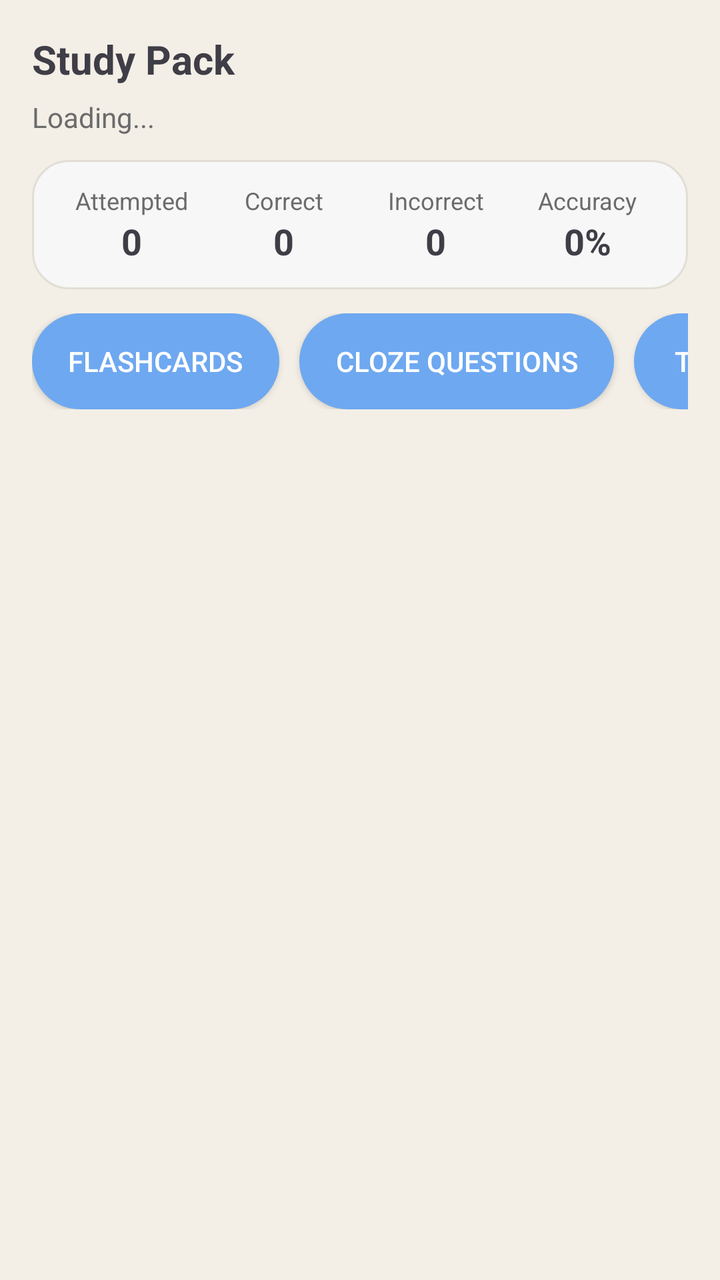
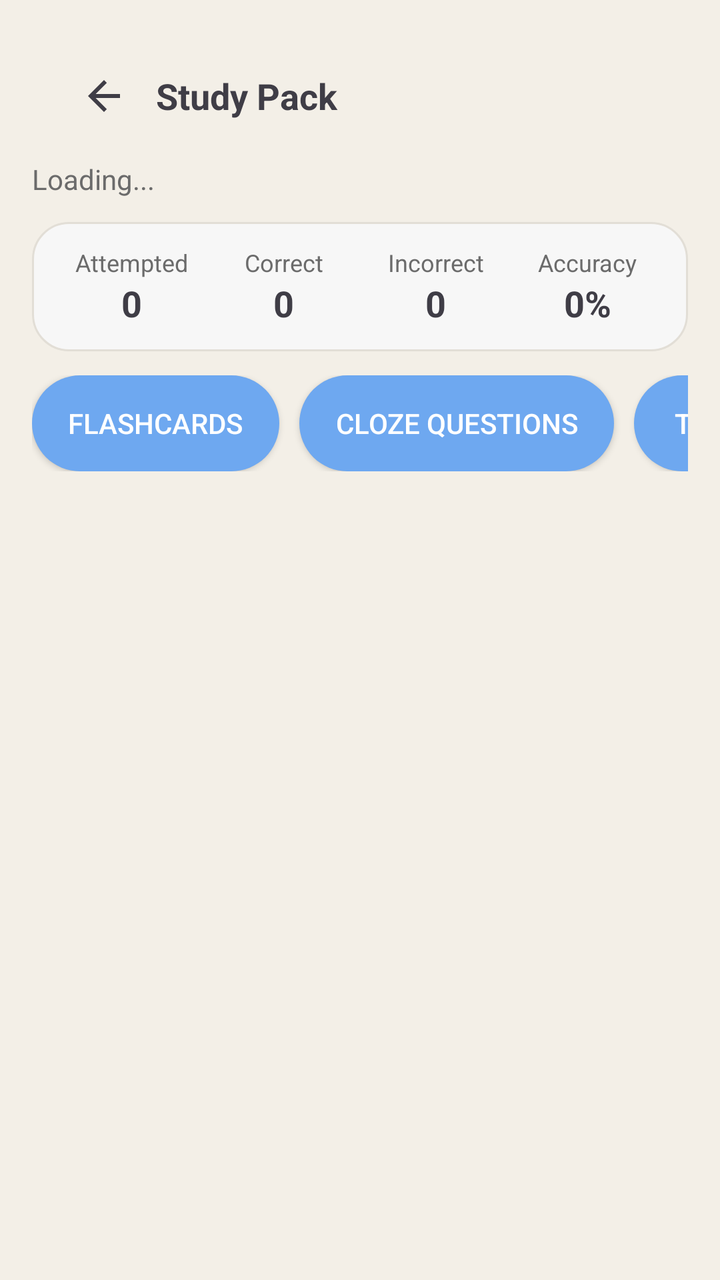

Compare the two renders of this Android layout. The source of the first and the diff that turns it into the second are given below.
<!-- AndroidManifest.xml: application theme Theme.FinalYearProject -->
<!-- res/layout/activity_study_pack.xml -->
<?xml version="1.0" encoding="utf-8"?>
<LinearLayout xmlns:android="http://schemas.android.com/apk/res/android"
    xmlns:app="http://schemas.android.com/apk/res-auto"
    android:layout_width="match_parent"
    android:layout_height="match_parent"
    android:orientation="vertical"
    android:padding="16dp"
    android:background="@color/study_screen_bg">

    <TextView
        android:id="@+id/studyPackTitleTV"
        android:layout_width="match_parent"
        android:layout_height="wrap_content"
        android:text="Study Pack"
        android:textSize="20sp"
        android:textStyle="bold"
        android:textColor="@color/study_text_primary"
        android:paddingBottom="6dp" />

    <TextView
        android:id="@+id/studyPackStatusTV"
        android:layout_width="match_parent"
        android:layout_height="wrap_content"
        android:text="Loading..."
        android:textSize="14sp"
        android:textColor="@color/study_text_secondary"
        android:paddingBottom="12dp" />

    <LinearLayout
        android:id="@+id/statsBarLayout"
        android:layout_width="match_parent"
        android:layout_height="wrap_content"
        android:orientation="horizontal"
        android:background="@drawable/study_card_background"
        android:padding="12dp"
        android:layout_marginBottom="12dp"
        android:gravity="center">

        <LinearLayout
            android:layout_width="0dp"
            android:layout_height="wrap_content"
            android:layout_weight="1"
            android:orientation="vertical"
            android:gravity="center">

            <TextView
                android:layout_width="wrap_content"
                android:layout_height="wrap_content"
                android:text="Attempted"
                android:textSize="12sp"
                android:textColor="@color/study_text_secondary" />

            <TextView
                android:id="@+id/statsAttemptedTv"
                android:layout_width="wrap_content"
                android:layout_height="wrap_content"
                android:text="0"
                android:textSize="18sp"
                android:textStyle="bold"
                android:textColor="@color/study_text_primary" />
        </LinearLayout>

        <LinearLayout
            android:layout_width="0dp"
            android:layout_height="wrap_content"
            android:layout_weight="1"
            android:orientation="vertical"
            android:gravity="center">

            <TextView
                android:layout_width="wrap_content"
                android:layout_height="wrap_content"
                android:text="Correct"
                android:textSize="12sp"
                android:textColor="@color/study_text_secondary" />

            <TextView
                android:id="@+id/statsCorrectTv"
                android:layout_width="wrap_content"
                android:layout_height="wrap_content"
                android:text="0"
                android:textSize="18sp"
                android:textStyle="bold"
                android:textColor="@color/study_text_primary" />
        </LinearLayout>

        <LinearLayout
            android:layout_width="0dp"
            android:layout_height="wrap_content"
            android:layout_weight="1"
            android:orientation="vertical"
            android:gravity="center">

            <TextView
                android:layout_width="wrap_content"
                android:layout_height="wrap_content"
                android:text="Incorrect"
                android:textSize="12sp"
                android:textColor="@color/study_text_secondary" />

            <TextView
                android:id="@+id/statsIncorrectTv"
                android:layout_width="wrap_content"
                android:layout_height="wrap_content"
                android:text="0"
                android:textSize="18sp"
                android:textStyle="bold"
                android:textColor="@color/study_text_primary" />
        </LinearLayout>

        <LinearLayout
            android:layout_width="0dp"
            android:layout_height="wrap_content"
            android:layout_weight="1"
            android:orientation="vertical"
            android:gravity="center">

            <TextView
                android:layout_width="wrap_content"
                android:layout_height="wrap_content"
                android:text="Accuracy"
                android:textSize="12sp"
                android:textColor="@color/study_text_secondary" />

            <TextView
                android:id="@+id/statsAccuracyTv"
                android:layout_width="wrap_content"
                android:layout_height="wrap_content"
                android:text="0%"
                android:textSize="18sp"
                android:textStyle="bold"
                android:textColor="@color/study_text_primary" />
        </LinearLayout>

    </LinearLayout>

    <ProgressBar
        android:id="@+id/studyPackProgress"
        android:layout_width="wrap_content"
        android:layout_height="wrap_content"
        android:layout_gravity="center_horizontal"
        android:visibility="gone" />

    <HorizontalScrollView
        android:id="@+id/studyPackTabsScroll"
        android:layout_width="match_parent"
        android:layout_height="wrap_content"
        android:scrollbars="none"
        android:fillViewport="false"
        android:layout_marginBottom="12dp">

        <LinearLayout
            android:layout_width="wrap_content"
            android:layout_height="wrap_content"
            android:orientation="horizontal">

            <androidx.appcompat.widget.AppCompatButton
                android:id="@+id/btnFlashcards"
                android:layout_width="wrap_content"
                android:layout_height="wrap_content"
                android:layout_marginEnd="10dp"
                android:minWidth="120dp"
                android:minHeight="48dp"
                android:paddingStart="18dp"
                android:paddingEnd="18dp"
                android:paddingTop="10dp"
                android:paddingBottom="10dp"
                android:text="Flashcards"
                android:background="@drawable/study_tab_unselected"
                android:textColor="@android:color/white" />

            <androidx.appcompat.widget.AppCompatButton
                android:id="@+id/btnCloze"
                android:layout_width="wrap_content"
                android:layout_height="wrap_content"
                android:layout_marginEnd="10dp"
                android:minWidth="120dp"
                android:minHeight="48dp"
                android:paddingStart="18dp"
                android:paddingEnd="18dp"
                android:paddingTop="10dp"
                android:paddingBottom="10dp"
                android:text="Cloze Questions"
                android:background="@drawable/study_tab_unselected"
                android:textColor="@android:color/white" />

            <androidx.appcompat.widget.AppCompatButton
                android:id="@+id/btnTrueFalse"
                android:layout_width="wrap_content"
                android:layout_height="wrap_content"
                android:layout_marginEnd="10dp"
                android:minWidth="120dp"
                android:minHeight="48dp"
                android:paddingStart="18dp"
                android:paddingEnd="18dp"
                android:paddingTop="10dp"
                android:paddingBottom="10dp"
                android:text="True/False"
                android:background="@drawable/study_tab_unselected"
                android:textColor="@android:color/white" />

            <androidx.appcompat.widget.AppCompatButton
                android:id="@+id/btnMcq"
                android:layout_width="wrap_content"
                android:layout_height="wrap_content"
                android:layout_marginEnd="10dp"
                android:minWidth="120dp"
                android:minHeight="48dp"
                android:paddingStart="18dp"
                android:paddingEnd="18dp"
                android:paddingTop="10dp"
                android:paddingBottom="10dp"
                android:text="MCQ's"
                android:background="@drawable/study_tab_unselected"
                android:textColor="@android:color/white" />

            <androidx.appcompat.widget.AppCompatButton
                android:id="@+id/btnMatching"
                android:layout_width="wrap_content"
                android:layout_height="wrap_content"
                android:layout_marginEnd="10dp"
                android:minWidth="120dp"
                android:minHeight="48dp"
                android:paddingStart="18dp"
                android:paddingEnd="18dp"
                android:paddingTop="10dp"
                android:paddingBottom="10dp"
                android:text="Matching Pairs"
                android:background="@drawable/study_tab_unselected"
                android:textColor="@android:color/white" />
        </LinearLayout>
    </HorizontalScrollView>

    <TextView
        android:id="@+id/pagerCounterTV"
        android:layout_width="wrap_content"
        android:layout_height="wrap_content"
        android:text="Item 1 of 1"
        android:textSize="14sp"
        android:textColor="@color/study_text_secondary"
        android:paddingBottom="10dp"
        android:visibility="gone" />

    <androidx.viewpager2.widget.ViewPager2
        android:id="@+id/studyViewPager"
        android:layout_width="match_parent"
        android:layout_height="0dp"
        android:layout_weight="1"
        android:visibility="gone" />

    <androidx.recyclerview.widget.RecyclerView
        android:id="@+id/studyPackRecyclerView"
        android:layout_width="match_parent"
        android:layout_height="0dp"
        android:layout_weight="1"
        android:visibility="visible" />

    <LinearLayout
        android:id="@+id/matchingGameContainer"
        android:layout_width="match_parent"
        android:layout_height="0dp"
        android:layout_weight="1"
        android:orientation="vertical"
        android:visibility="gone">

        <TextView
            android:id="@+id/matchingProgressTV"
            android:layout_width="wrap_content"
            android:layout_height="wrap_content"
            android:text="Matched 0 of 0"
            android:textSize="14sp"
            android:textColor="@color/study_text_secondary"
            android:paddingBottom="10dp" />

        <androidx.recyclerview.widget.RecyclerView
            android:id="@+id/matchingUnmatchedRecyclerView"
            android:layout_width="match_parent"
            android:layout_height="0dp"
            android:layout_weight="1"
            android:overScrollMode="never" />

        <TextView
            android:id="@+id/matchingDoneLabelTV"
            android:layout_width="wrap_content"
            android:layout_height="wrap_content"
            android:text="Matched Pairs"
            android:textStyle="bold"
            android:textSize="15sp"
            android:textColor="@color/study_text_primary"
            android:paddingTop="12dp"
            android:paddingBottom="8dp" />

        <androidx.recyclerview.widget.RecyclerView
            android:id="@+id/matchingDoneRecyclerView"
            android:layout_width="match_parent"
            android:layout_height="180dp"
            android:overScrollMode="never" />
    </LinearLayout>
</LinearLayout>
<!-- resources referenced by this layout -->
<resources>
  <color name="study_screen_bg">#F3EFE7</color>
  <color name="study_text_primary">#3F3D46</color>
  <color name="study_text_secondary">#6B6B6B</color>
  <!-- drawable study_card_background (drawable) -->
  <shape xmlns:android="http://schemas.android.com/apk/res/android">
      <solid android:color="@color/study_card_bg" />
      <corners android:radius="18dp" />
      <stroke
          android:width="1dp"
          android:color="#E2DED6" />
  </shape>
  <!-- drawable study_tab_unselected (drawable) -->
  <shape xmlns:android="http://schemas.android.com/apk/res/android">
      <solid android:color="@color/study_tab_unselected" />
      <corners android:radius="24dp" />
  </shape>
  <style name="Theme.FinalYearProject" parent="Theme.Material3.DayNight.NoActionBar">
          <item name="colorPrimary">@color/md_primary</item>
          <item name="colorSecondary">@color/md_secondary</item>
          <item name="colorTertiary">@color/md_tertiary</item>
  
          <item name="android:colorBackground">@color/md_background</item>
          <item name="colorSurface">@color/md_surface</item>
          <item name="colorOutline">@color/md_outline</item>
  
          <item name="colorOnPrimary">@color/md_onPrimary</item>
          <item name="colorOnSecondary">@color/md_onSecondary</item>
          <item name="colorOnSurface">@color/md_onSurface</item>
      </style>
  <color name="study_card_bg">#F7F7F7</color>
  <color name="study_tab_unselected">#6EA8F0</color>
  <color name="md_primary">#7FBF9B</color>
  <color name="md_secondary">#5F9E86</color>
  <color name="md_tertiary">#B9A6D3</color>
  <color name="md_background">#F6F1E8</color>
  <color name="md_surface">#FBF7F0</color>
  <color name="md_outline">#D7D0C5</color>
  <color name="md_onPrimary">#FFFFFF</color>
  <color name="md_onSecondary">#FFFFFF</color>
  <color name="md_onSurface">#1E1E1E</color>
</resources>

<!-- the commit's change to res/layout/activity_study_pack.xml (unified diff, before → after) -->
@@ -7,15 +7,47 @@
     android:padding="16dp"
     android:background="@color/study_screen_bg">
 
-    <TextView
-        android:id="@+id/studyPackTitleTV"
-        android:layout_width="match_parent"
-        android:layout_height="wrap_content"
-        android:text="Study Pack"
-        android:textSize="20sp"
-        android:textStyle="bold"
-        android:textColor="@color/study_text_primary"
-        android:paddingBottom="6dp" />
+    <androidx.appcompat.widget.Toolbar
+        android:id="@+id/studyToolbar"
+        android:layout_width="match_parent"
+        android:layout_height="wrap_content"
+        android:background="@color/study_screen_bg"
+        android:minHeight="?attr/actionBarSize"
+        android:paddingStart="4dp"
+        android:paddingEnd="8dp">
+
+        <LinearLayout
+            android:layout_width="match_parent"
+            android:layout_height="wrap_content"
+            android:orientation="horizontal"
+            android:gravity="center_vertical">
+
+            <ImageButton
+                android:id="@+id/toolbarBackBtn"
+                android:layout_width="40dp"
+                android:layout_height="40dp"
+                android:layout_marginEnd="2dp"
+                android:background="?attr/selectableItemBackgroundBorderless"
+                android:contentDescription="Back"
+                android:padding="8dp"
+                android:src="@drawable/ic_arrow_back"
+                app:tint="@color/study_text_primary" />
+
+            <TextView
+                android:id="@+id/toolbarTitle"
+                android:layout_width="0dp"
+                android:layout_height="wrap_content"
+                android:layout_weight="1"
+                android:layout_marginStart="4dp"
+                android:ellipsize="end"
+                android:maxLines="1"
+                android:text="Study Pack"
+                android:textColor="@color/study_text_primary"
+                android:textSize="18sp"
+                android:textStyle="bold" />
+        </LinearLayout>
+
+    </androidx.appcompat.widget.Toolbar>
 
     <TextView
         android:id="@+id/studyPackStatusTV"
<!-- resource entries referenced after the edit -->
@@ -3,6 +3,12 @@
   <color name="study_screen_bg">#F3EFE7</color>
   <color name="study_text_primary">#3F3D46</color>
   <color name="study_text_secondary">#6B6B6B</color>
+  <!-- drawable ic_arrow_back (drawable) -->
+  <vector xmlns:android="http://schemas.android.com/apk/res/android" android:autoMirrored="true" android:height="24dp" android:tint="#000000" android:viewportHeight="24" android:viewportWidth="24" android:width="24dp">
+        
+      <path android:fillColor="@android:color/white" android:pathData="M20,11H7.83l5.59,-5.59L12,4l-8,8 8,8 1.41,-1.41L7.83,13H20v-2z"/>
+      
+  </vector>
   <!-- drawable study_card_background (drawable) -->
   <shape xmlns:android="http://schemas.android.com/apk/res/android">
       <solid android:color="@color/study_card_bg" />
